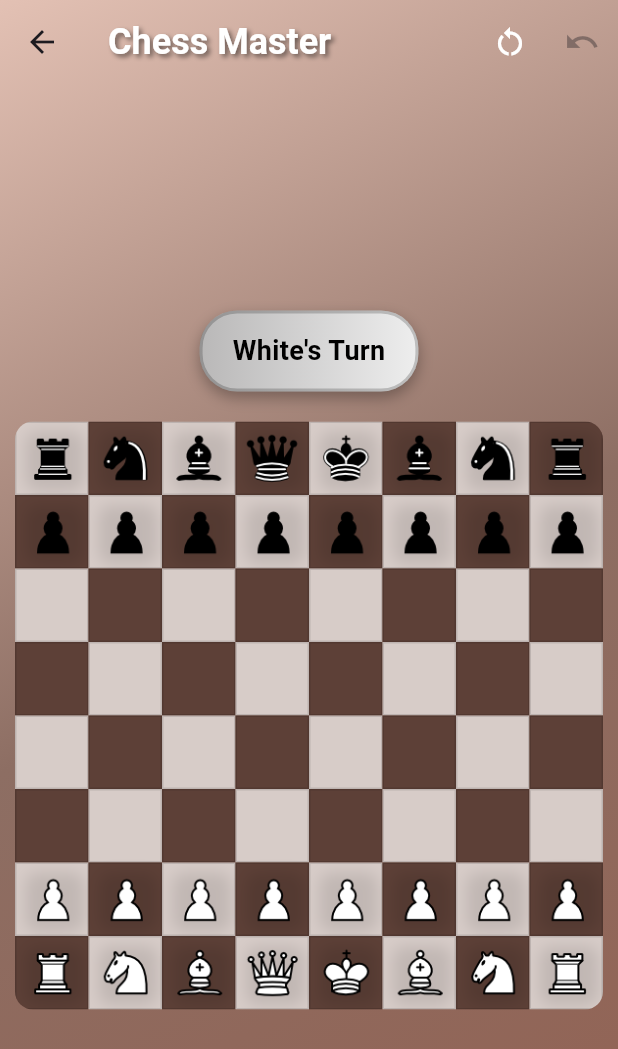
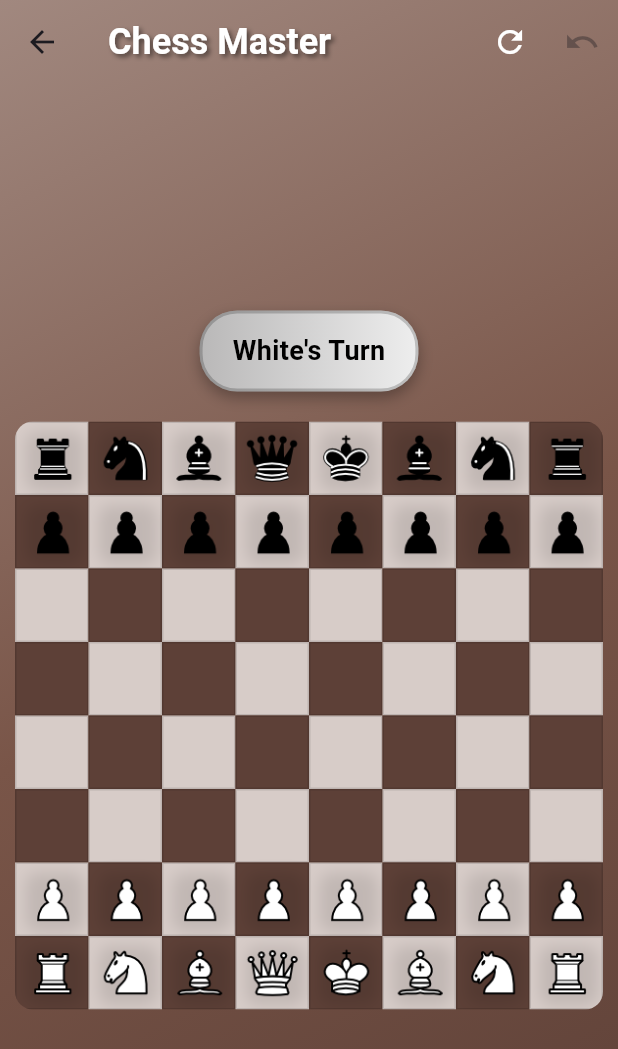
Before and after one commit to Subhendu-Kumar/sgames, a Flutter app: the screen it shows after launch, item 2 of the bottom bar chosen, after a tap on "PLAY", on a phone screen of 412 x 824 dp. Shown: the top 1049 px of the screen. Run offline on Flutter 3.47's test engine with Material 3 defaults, Android fonts, the phone set to English and light mode, and no system bars.

Commit message:
fixes and optimization

```diff
--- a/lib/chess/presentation/view/chess_board.dart
+++ b/lib/chess/presentation/view/chess_board.dart
@@ -15,7 +15,6 @@ class ChessBoard extends StatefulWidget {
 
 class _ChessBoardState extends State<ChessBoard> {
   GameState gameState = GameState();
-
   int? selectedRow;
   int? selectedCol;
   List<Move> validMoves = [];
@@ -61,6 +60,87 @@ class _ChessBoardState extends State<ChessBoard> {
     });
   }
 
+  bool _isInCheck() {
+    return gameState.isCheck();
+  }
+
+  void _checkGameOver() {
+    if (gameState.checkMate) {
+      _showGameOverDialog(
+        title: 'Checkmate!',
+        message: '${gameState.whiteTurn ? 'Black' : 'White'} wins!',
+      );
+    } else if (gameState.staleMate) {
+      _showGameOverDialog(title: 'Stalemate!', message: 'It\'s a draw!');
+    }
+  }
+
+  void _showGameOverDialog({required String title, required String message}) {
+    showDialog(
+      context: context,
+      barrierDismissible: false,
+      builder: (BuildContext context) {
+        return AlertDialog(
+          title: Text(
+            title,
+            style: const TextStyle(fontSize: 24, fontWeight: FontWeight.bold),
+          ),
+          content: Text(message, style: const TextStyle(fontSize: 18)),
+          actions: [
+            TextButton(
+              onPressed: () {
+                Navigator.of(context).pop();
+                _resetGame();
+              },
+              child: const Text('New Game'),
+            ),
+            TextButton(
+              onPressed: () {
+                Navigator.of(context).pop();
+                Navigator.of(context).pop();
+              },
+              child: const Text('Exit'),
+            ),
+          ],
+        );
+      },
+    );
+  }
+
+  Color? _getTileColor({
+    required int row,
+    required int col,
+    required bool isWhiteTile,
+    required bool isSelected,
+    required bool isValidMoveTarget,
+  }) {
+    // Check if the king of the current player is in check
+    // and highlight the king's tile if it is in check
+    bool isKingInCheck = false;
+    if (_isInCheck()) {
+      if (gameState.whiteTurn) {
+        // White is in check, highlight white king
+        isKingInCheck =
+            (row == gameState.whiteKingPosition[0] &&
+            col == gameState.whiteKingPosition[1]);
+      } else {
+        // Black is in check, highlight black king
+        isKingInCheck =
+            (row == gameState.blackKingPosition[0] &&
+            col == gameState.blackKingPosition[1]);
+      }
+    }
+    if (isKingInCheck) {
+      return Colors.red.withOpacity(0.8);
+    } else if (isSelected) {
+      return Colors.greenAccent.withOpacity(0.6);
+    } else if (isValidMoveTarget) {
+      return Colors.yellowAccent.withOpacity(0.6);
+    } else {
+      return isWhiteTile ? Colors.brown[100] : Colors.brown[700];
+    }
+  }
+
   @override
   Widget build(BuildContext context) {
     return PopScope(
@@ -78,9 +158,9 @@ class _ChessBoardState extends State<ChessBoard> {
             begin: Alignment.topLeft,
             end: Alignment.bottomRight,
             colors: [
-              Color.fromARGB(255, 227, 193, 180),
-              Color(0xFF8D6E63),
-              Color.fromARGB(255, 147, 98, 83),
+              Colors.brown[300]!,
+              Colors.brown[500]!,
+              Colors.brown[700]!,
             ],
             stops: const [0.0, 0.5, 1.0],
           ),
@@ -106,7 +186,7 @@ class _ChessBoardState extends State<ChessBoard> {
             backgroundColor: Colors.transparent,
             actions: [
               IconButton(
-                icon: const Icon(Icons.restart_alt),
+                icon: const Icon(Icons.refresh),
                 color: Colors.white,
                 onPressed: _resetGame,
               ),
@@ -166,7 +246,7 @@ class _ChessBoardState extends State<ChessBoard> {
                           ],
                         ),
                         child: Text(
-                          "${gameState.whiteTurn ? 'White' : 'Black'}'s Turn",
+                          "${gameState.whiteTurn ? 'White' : 'Black'}'s Turn${_isInCheck() ? ' - Check!' : ''}",
                           style: TextStyle(
                             fontSize: 18,
                             fontWeight: FontWeight.bold,
@@ -231,7 +311,6 @@ class _ChessBoardState extends State<ChessBoard> {
                                         toCol: col,
                                         board: gameState.board,
                                       );
-
                                       // Check if attempted move is valid
                                       List<Move> allValidMoves = gameState
                                           .getValidMoves();
@@ -244,10 +323,16 @@ class _ChessBoardState extends State<ChessBoard> {
                                             move.toRow == attemptedMove.toRow &&
                                             move.toCol == attemptedMove.toCol,
                                       );
-
                                       if (isValid) {
                                         gameState.makeMove(attemptedMove);
                                         _clearSelection();
+                                        gameState.getValidMoves();
+                                        Future.delayed(
+                                          const Duration(milliseconds: 100),
+                                          () {
+                                            _checkGameOver();
+                                          },
+                                        );
                                       } else {
                                         // Invalid move - try to select the clicked piece if it belongs to current player
                                         if (piece != blank &&
@@ -273,13 +358,13 @@ class _ChessBoardState extends State<ChessBoard> {
                                   width: tileSize,
                                   height: tileSize,
                                   decoration: BoxDecoration(
-                                    color: isSelected
-                                        ? Colors.greenAccent.withOpacity(0.6)
-                                        : isValidMoveTarget
-                                        ? Colors.yellowAccent.withOpacity(0.6)
-                                        : isWhiteTile
-                                        ? Colors.brown[100]
-                                        : Colors.brown[700],
+                                    color: _getTileColor(
+                                      row: row,
+                                      col: col,
+                                      isWhiteTile: isWhiteTile,
+                                      isSelected: isSelected,
+                                      isValidMoveTarget: isValidMoveTarget,
+                                    ),
                                     border: Border.all(color: Colors.black12),
                                   ),
                                   child: Center(
--- a/lib/core/view/home_screen.dart
+++ b/lib/core/view/home_screen.dart
@@ -1,7 +1,9 @@
 import 'package:flutter/material.dart';
+import 'package:sgames/core/view/about_page.dart';
 import 'package:sgames/core/widgets/game_card.dart';
 
 class HomeScreen extends StatelessWidget {
+  final Function(int)? onGameSelected;
   final List<Map<String, dynamic>> games = [
     {
       'title': 'Chess',
@@ -17,15 +19,23 @@ class HomeScreen extends StatelessWidget {
     },
   ];
 
-  HomeScreen({super.key});
+  HomeScreen({super.key, this.onGameSelected});
 
   @override
   Widget build(BuildContext context) {
     return Scaffold(
       body: Container(
-        decoration: const BoxDecoration(
+        decoration: BoxDecoration(
           gradient: LinearGradient(
-            colors: [Color(0xFF00bbf9), Color(0xFF5a189a), Color(0xFF240046)],
+            colors: [
+              Theme.of(context).colorScheme.inversePrimary,
+              Color.lerp(
+                Theme.of(context).colorScheme.inversePrimary,
+                Colors.brown.shade400,
+                0.5,
+              )!,
+              Colors.brown.shade600,
+            ],
             begin: Alignment.topLeft,
             end: Alignment.bottomRight,
           ),
@@ -60,10 +70,7 @@ class HomeScreen extends StatelessWidget {
                         description: game['description'],
                         icon: game['icon'],
                         onTap: () {
-                          DefaultTabController.of(
-                            context,
-                          ).animateTo(game['route']);
-                          // Or if using `MainPage`, set selectedIndex with `Provider` or callback.
+                          onGameSelected?.call(game['route'] as int);
                         },
                       );
                     },
@@ -74,6 +81,16 @@ class HomeScreen extends StatelessWidget {
           ),
         ),
       ),
+      floatingActionButton: FloatingActionButton(
+        onPressed: () {
+          Navigator.push(
+            context,
+            MaterialPageRoute(builder: (_) => const AboutPage()),
+          );
+        },
+        backgroundColor: Theme.of(context).colorScheme.inversePrimary,
+        child: const Icon(Icons.info),
+      ),
     );
   }
 }
--- a/lib/core/view/main_page.dart
+++ b/lib/core/view/main_page.dart
@@ -15,20 +15,24 @@ class MainPage extends StatefulWidget {
 class _MainPageState extends State<MainPage> {
   int _selectedIndex = 0;
 
-  final List<Widget> _pages = [
-    HomeScreen(),
-    ChessHomePage(),
-    TicTacToeHomePage(),
-  ];
+  void _onItemTapped(int index) {
+    setState(() => _selectedIndex = index);
+  }
 
-  void _onItemTapped(int index) {
+  void _changeTab(int index) {
     setState(() => _selectedIndex = index);
   }
 
   @override
   Widget build(BuildContext context) {
+    final List<Widget> pages = [
+      HomeScreen(onGameSelected: _changeTab),
+      ChessHomePage(),
+      TicTacToeHomePage(),
+    ];
+
     return Scaffold(
-      body: _pages[_selectedIndex],
+      body: pages[_selectedIndex],
       bottomNavigationBar: BottomNavigationBar(
         currentIndex: _selectedIndex,
         onTap: _onItemTapped,
```
Also changed, not shown: lib/chess/presentation/view/chess_tutorial_page.dart (+7 -3 lines), lib/core/view/about_page.dart (added, +96 -0 lines), lib/tic_tac_toe/presentation/view/tic_tac_toe_board.dart (+6 -8 lines), lib/tic_tac_toe/presentation/view/tic_tac_toe_home_page.dart (+5 -2 lines), lib/tic_tac_toe/presentation/view/tic_tac_toe_tutorial_page.dart (+7 -3 lines).
